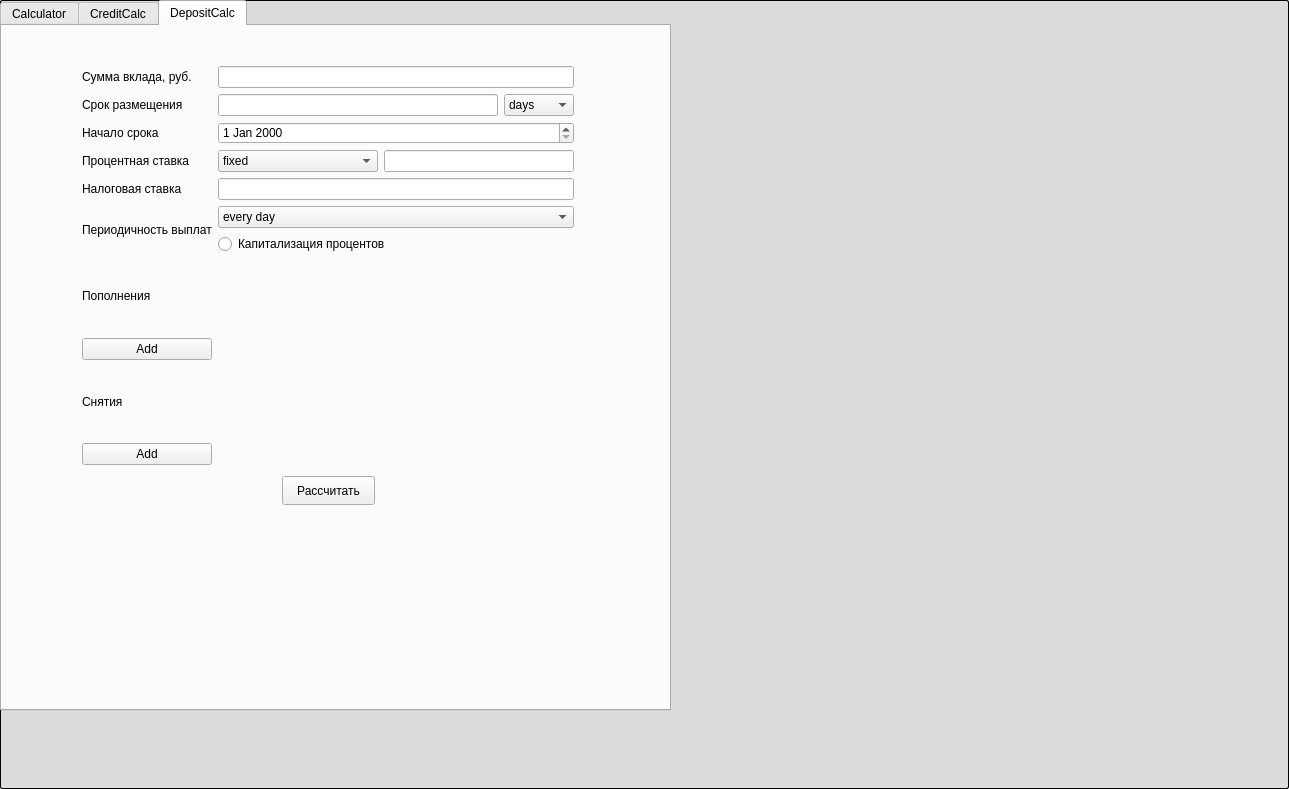
Above: new/mainwindow.ui from ohiamdaria/smartcalc before the change. Below: the same form after it.
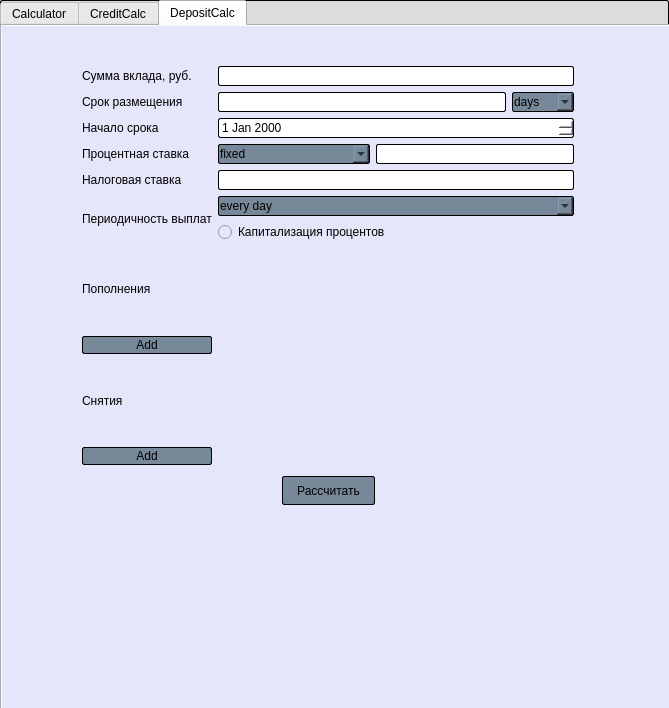
That is the form after the change. The open tabs and pages were chosen to show the change. Custom widgets are drawn as their Qt base class.

```diff
--- a/new/mainwindow.ui
+++ b/new/mainwindow.ui
@@ -6,10 +6,22 @@
    <rect>
     <x>0</x>
     <y>0</y>
-    <width>1289</width>
-    <height>789</height>
+    <width>669</width>
+    <height>708</height>
    </rect>
   </property>
+  <property name="minimumSize">
+   <size>
+    <width>669</width>
+    <height>708</height>
+   </size>
+  </property>
+  <property name="maximumSize">
+   <size>
+    <width>669</width>
+    <height>708</height>
+   </size>
+  </property>
   <property name="windowTitle">
    <string>MainWindow</string>
   </property>
@@ -32,6 +44,23 @@
       <height>711</height>
      </rect>
     </property>
+    <property name="minimumSize">
+     <size>
+      <width>671</width>
+      <height>711</height>
+     </size>
+    </property>
+    <property name="maximumSize">
+     <size>
+      <width>671</width>
+      <height>711</height>
+     </size>
+    </property>
+    <property name="styleSheet">
+     <string notr="true">QTabWidget {
+	color: #E6E6FA;
+}</string>
+    </property>
     <property name="currentIndex">
      <number>0</number>
     </property>
@@ -1522,6 +1551,43 @@
      </widget>
     </widget>
     <widget class="QWidget" name="DepositCalc">
+     <property name="styleSheet">
+      <string notr="true">QWidget {
+	background-color: #E6E6FA;
+}
+
+QPushButton {
+	color: #000000;
+	background-color: #778899;
+	border: 1px solid black;
+    border-radius: 2px;
+    padding: 1px;
+}
+
+QLineEdit {
+	color: #000000;
+	background-color: #FFFFFF;
+	border: 1px solid black;
+    border-radius: 2px;
+    padding: 1px;
+}
+
+QComboBox {
+	color: #000000;
+	background-color: #778899;
+	border: 1px solid black;
+    border-radius: 2px;
+    padding: 1px;
+}
+
+QDateEdit {
+	color: #000000;
+	background-color: #FFFFFF;
+	border: 1px solid black;
+    border-radius: 2px;
+    padding: 1px;
+}</string>
+     </property>
      <attribute name="title">
       <string>DepositCalc</string>
      </attribute>
```
Left out of the diff: 31 changed lines with no effect on the pictures.
